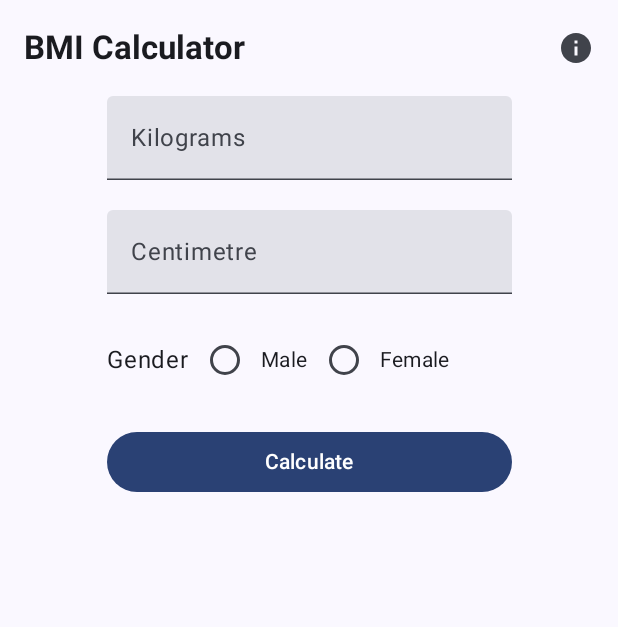
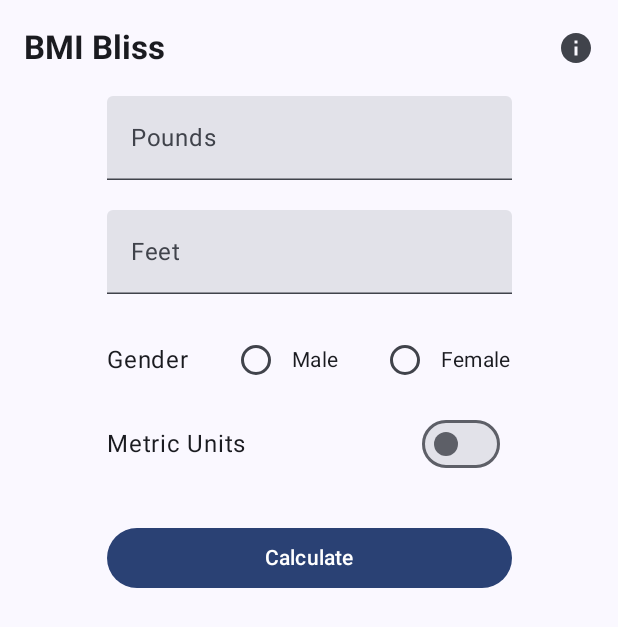
Before and after one commit to lakshaykamat/bmi-bliss, an Android app built with Jetpack Compose: the screen it shows after launch (MainActivity), on a phone screen of 412 x 824 dp. Shown: the top 627 px of the screen. Run offline under Robolectric (Android 15) with nearby library versions, the phone set to English and light mode, and no system bars.

Commit message:
Add Toggle button for us units

```diff
--- a/app/src/main/java/com/lakshaykamat/bmiBliss/ui/HomeScreen.kt
+++ b/app/src/main/java/com/lakshaykamat/bmiBliss/ui/HomeScreen.kt
@@ -1,6 +1,5 @@
 package com.lakshaykamat.bmiBliss.ui
 
-import androidx.compose.foundation.border
 import androidx.compose.foundation.layout.Arrangement
 import androidx.compose.foundation.layout.Column
 import androidx.compose.foundation.layout.Row
@@ -20,6 +19,7 @@ import androidx.compose.material3.Icon
 import androidx.compose.material3.IconButton
 import androidx.compose.material3.MaterialTheme
 import androidx.compose.material3.RadioButton
+import androidx.compose.material3.Switch
 import androidx.compose.material3.Text
 import androidx.compose.material3.TextField
 import androidx.compose.material3.TopAppBar
@@ -30,12 +30,13 @@ import androidx.compose.runtime.remember
 import androidx.compose.runtime.setValue
 import androidx.compose.ui.Alignment
 import androidx.compose.ui.Modifier
-import androidx.compose.ui.graphics.Color
+import androidx.compose.ui.res.stringResource
 import androidx.compose.ui.text.font.FontWeight
 import androidx.compose.ui.text.input.KeyboardType
 import androidx.compose.ui.tooling.preview.Preview
 import androidx.compose.ui.unit.dp
 import androidx.compose.ui.unit.sp
+import com.lakshaykamat.bmiBliss.R
 import com.lakshaykamat.bmiBliss.data.BMI
 import com.lakshaykamat.bmiBliss.data.BmiResult
 import com.lakshaykamat.bmiBliss.ui.theme.BMICalculatorTheme
@@ -83,6 +84,8 @@ fun BmiApp(modifier: Modifier = Modifier) {
     var selectedGender by remember { mutableStateOf<BMI.Gender?>(null) }
 
     var bmi by remember { mutableStateOf<BmiResult?>(null) }
+
+    val (inMetricUnits, setIsMetricUnits) = remember { mutableStateOf(false) }
     Column(
         modifier = modifier
             .verticalScroll(rememberScrollState())
@@ -92,7 +95,7 @@ fun BmiApp(modifier: Modifier = Modifier) {
     ) {
         //Top App Bar
         AppTopBar(
-            title = "BMI Calculator",
+            title = stringResource(id = R.string.app_name),
             haveBackButton = false,
             actionButton = {
                 IconButton(
@@ -105,7 +108,7 @@ fun BmiApp(modifier: Modifier = Modifier) {
         Column(modifier = Modifier.width(270.dp)) {
             //Weight Input Field
             TextField(
-                label = { Text(text = "Kilograms") },
+                label = { Text(text = if(inMetricUnits) "Kilogram" else "Pounds") },
                 value = weightInputState,
                 onValueChange = { weightInputState = it },
                 keyboardOptions = KeyboardOptions.Default.copy(keyboardType = KeyboardType.Number)
@@ -115,7 +118,7 @@ fun BmiApp(modifier: Modifier = Modifier) {
 
             //Height Input Field
             TextField(
-                label = { Text(text = "Centimetre") },
+                label = { Text(text = if(inMetricUnits) "Centimetre" else "Feet") },
                 value = heightInputState,
                 onValueChange = { heightInputState = it },
                 keyboardOptions = KeyboardOptions.Default.copy(keyboardType = KeyboardType.Number)
@@ -123,12 +126,14 @@ fun BmiApp(modifier: Modifier = Modifier) {
             Margin(value = 10, isVertical = true, isHorizontal = false)
 
 
+
+            Column {
                 //Radio Buttons for gender
                 Row(
                     // modifier = Modifier.padding(8.dp),
                     modifier = Modifier.fillMaxWidth(),
                     verticalAlignment = Alignment.CenterVertically,
-                horizontalArrangement = Arrangement.Start
+                    horizontalArrangement = Arrangement.SpaceBetween
                 ) {
                     Text(text = "Gender", style = MaterialTheme.typography.bodyLarge)
                     BMI.Gender.entries.forEach { gender ->
@@ -142,9 +147,26 @@ fun BmiApp(modifier: Modifier = Modifier) {
                                 style = MaterialTheme.typography.bodyMedium,
                             )
                         }
+
+                    }
+                }
+                Row (
+                    verticalAlignment = Alignment.CenterVertically,
+                    horizontalArrangement = Arrangement.SpaceBetween,
+                    modifier = Modifier.fillMaxWidth()
+                ){
+                    Text(text = "Metric Units")
+                    Switch(
+                        checked = inMetricUnits,
+                        onCheckedChange = { newCheckedState ->
+                            setIsMetricUnits(newCheckedState)
+                        },
+                        modifier = Modifier.padding(8.dp)
+                    )
                 }
             }
             Margin(value = 10, isVertical = true, isHorizontal = false)
+
 
             //Calculate Button
             Button(modifier = Modifier.fillMaxWidth(), onClick = {
@@ -152,7 +174,8 @@ fun BmiApp(modifier: Modifier = Modifier) {
                     bmi = BMI.performBmiOperation(
                         weightInputState,
                         heightInputState,
-                        gender = selectedGender!!
+                        gender = selectedGender!!,
+                        inMetricUnits
                     )
                 }
 
```
Lines whose indentation alone changed are shown as unchanged.
